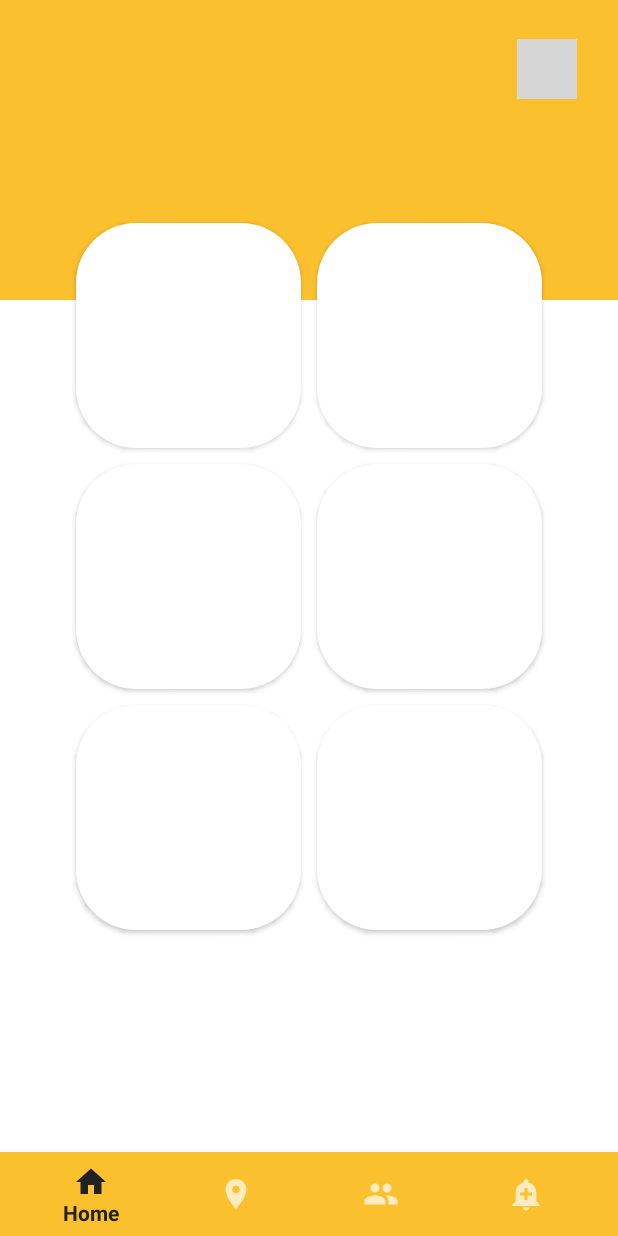
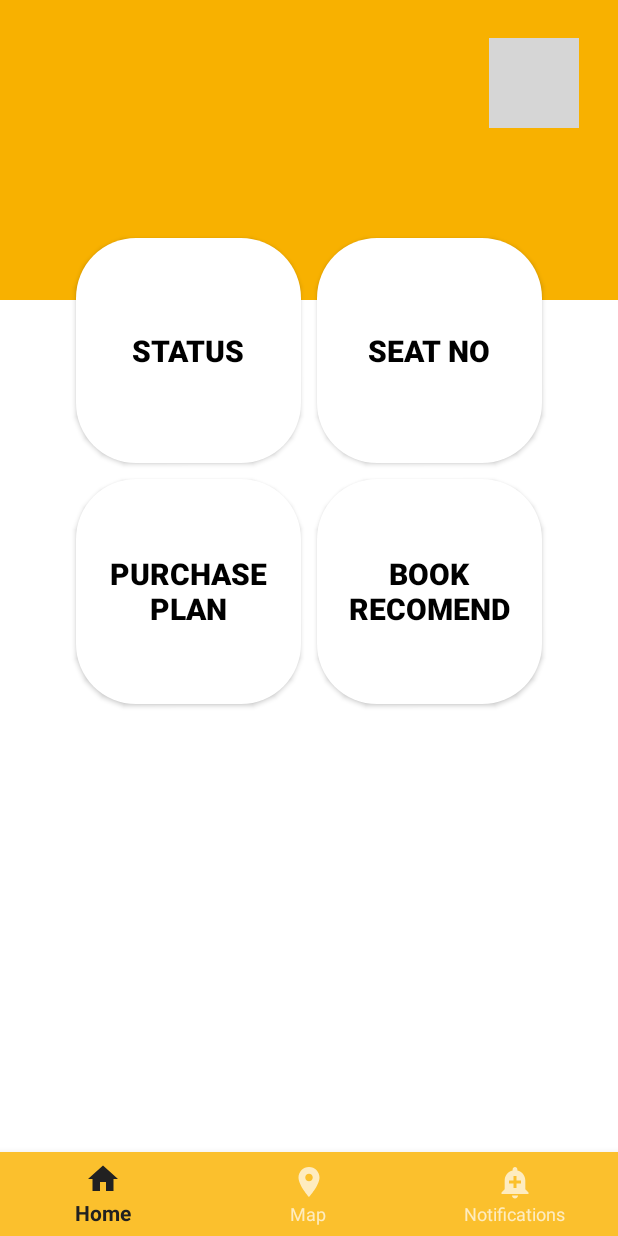
Before and after one commit to AmulPandey/Library_Bee, an Android app: the screen it shows after launch once a user with an empty profile is signed in (MainActivity), on a phone screen of 412 x 824 dp. Run offline under Robolectric (Android 15) with nearby library versions, the phone set to English and light mode, and no system bars; our stand-ins replace Firebase (no records; nobody signed in at launch, a user with empty details on screens opened directly); libraries missing offline, so code that uses them is left out: com.stripe.android; plain views replace CircularImageView; 1 statement that could not run was skipped; grey boxes are pictures that could not be loaded.

```diff
--- a/app/build.gradle
+++ b/app/build.gradle
@@ -37,9 +37,11 @@ dependencies {
     implementation 'androidx.constraintlayout:constraintlayout:2.1.4'
     implementation 'com.google.android.gms:play-services-maps:18.2.0'
     implementation 'com.google.firebase:firebase-auth:22.3.1'
+    implementation 'com.google.firebase:firebase-database:20.3.1'
     testImplementation 'junit:junit:4.13.2'
     androidTestImplementation 'androidx.test.ext:junit:1.1.5'
     androidTestImplementation 'androidx.test.espresso:espresso-core:3.5.1'
     implementation'com.airbnb.android:lottie:6.0.0'
-    implementation'com.mikhaellopez:circularimageview:4.3.1'
+    implementation 'com.stripe:stripe-android:20.21.0'
+
 }
--- a/app/src/main/java/com/example/LibraryBee/contact.java
+++ b/app/src/main/java/com/example/LibraryBee/contact.java
@@ -30,7 +30,6 @@ public class contact extends Fragment {
 
         RecyclerView recyclerView = view.findViewById(R.id.recontact);
         add = view.findViewById(R.id.add);
-
         // Initialize the adapter before using it
         adapter = new RecyclerContactadapter(requireContext(), arrcontact);
 
--- a/app/src/main/java/com/example/LibraryBee/home.java
+++ b/app/src/main/java/com/example/LibraryBee/home.java
@@ -1,63 +1,40 @@
 package com.example.LibraryBee;
 
-import android.annotation.SuppressLint;
 import android.content.Intent;
 import android.os.Bundle;
 import android.view.LayoutInflater;
 import android.view.View;
 import android.view.ViewGroup;
+import android.widget.Button;
 import android.widget.ImageView;
-
-import androidx.appcompat.app.AlertDialog;
 import androidx.fragment.app.Fragment;
-
-import com.google.firebase.auth.FirebaseAuth;
-
 public class home extends Fragment {
 
-    private FirebaseAuth auth;
-
-    @SuppressLint("MissingInflatedId")
     @Override
     public View onCreateView(LayoutInflater inflater, ViewGroup container, Bundle savedInstanceState) {
         View view = inflater.inflate(R.layout.fragment_home, container, false);
 
-        auth = FirebaseAuth.getInstance();
+        // Correctly find the ImageView
+        ImageView homeProfile = view.findViewById(R.id.homepro);
+        Button btn3 = view.findViewById(R.id.btn3);
 
-        ImageView homeProfile = view.findViewById(R.id.ama);
+        // Set click listener and start activity
         homeProfile.setOnClickListener(new View.OnClickListener() {
             @Override
             public void onClick(View v) {
-                // Display the logout confirmation dialog
-                showLogoutDialog();
+                Intent intent = new Intent(getActivity(), HomeProfile.class); // Use getActivity() to get activity context
+                startActivity(intent); // Start the new activity
             }
         });
 
-        // Rest of your code...
+        btn3.setOnClickListener(new View.OnClickListener() {
+            @Override
+            public void onClick(View v) {
+                Intent intent = new Intent(getActivity(), paymentActivity.class); // Use getActivity() to get activity context
+                startActivity(intent); // Start the new activity
+            }
+        });
 
         return view;
     }
-
-    private void showLogoutDialog() {
-        // Use the Builder class for convenient dialog construction
-        AlertDialog.Builder builder = new AlertDialog.Builder(requireContext());
-        builder.setTitle("Logout")
-                .setMessage("Are you sure you want to logout?")
-                .setPositiveButton("Logout", (dialog, which) -> {
-                    // Sign out
-                    auth.signOut();
-
-                    // Redirect to the login page
-                    requireActivity().startActivity(new Intent(requireActivity(), Login.class));
-                    requireActivity().finish(); // Close MainActivity
-                })
-                .setNegativeButton("Cancel", (dialog, which) -> {
-                    // User clicked Cancel, do nothing
-                });
-
-        // Create the AlertDialog object and show it
-        builder.create().show();
-    }
-
-    // Rest of your code...
 }
--- a/app/src/main/res/drawable/background_dashboard.xml
+++ b/app/src/main/res/drawable/background_dashboard.xml
@@ -1,8 +1,11 @@
 <layer-list xmlns:android="http://schemas.android.com/apk/res/android" >
-    <item android:bottom="20dp">
+    <item android:bottom="20dp"
+        >
         <shape android:shape="rectangle" >
             <size android:height="100dp" />
-            <solid android:color="#FBC02D" />
+            <solid android:color="#F8B100"
+                />
+
         </shape>
     </item>
 
--- a/app/src/main/res/layout/fragment_home.xml
+++ b/app/src/main/res/layout/fragment_home.xml
@@ -14,22 +14,13 @@
         android:background="@drawable/background_dashboard"
         tools:context=".HomeFragment">
 
-        <!--        <com.mikhaellopez.circularimageview.CircularImageView-->
-        <!--            android:id="@+id/homeProfile"-->
-        <!--            android:layout_width="62dp"-->
-        <!--            android:layout_marginTop="15dp"-->
-        <!--            android:layout_marginRight="15dp"-->
-        <!--            android:layout_height="62dp"-->
-        <!--            android:src="@drawable/profile"-->
-        <!--            app:layout_constraintEnd_toEndOf="parent"-->
-        <!--            app:layout_constraintTop_toTopOf="parent"-->
-        <!--            />-->
+
 
         <ImageView
-            android:id="@+id/ama"
-            android:layout_width="40dp"
-            android:layout_height="40dp"
-            android:src="@drawable/logout"
+            android:id="@+id/homepro"
+            android:layout_width="60dp"
+            android:layout_height="60dp"
+            android:src="@drawable/editpro"
             app:layout_constraintBottom_toBottomOf="parent"
             app:layout_constraintEnd_toEndOf="parent"
             app:layout_constraintHorizontal_bias="0.927"
@@ -42,11 +33,13 @@
             android:layout_width="wrap_content"
             android:layout_height="wrap_content"
             android:columnCount="2"
-            android:rowCount="3"
+            android:rowCount="2"
             app:layout_constraintBottom_toBottomOf="parent"
             app:layout_constraintEnd_toEndOf="parent"
             app:layout_constraintStart_toStartOf="parent"
-            app:layout_constraintTop_toTopOf="parent">
+            app:layout_constraintTop_toTopOf="parent"
+            app:layout_constraintVertical_bias="0.343"
+            tools:ignore="ExtraText">
 
             <Button
                 android:id="@+id/btn1"
@@ -55,9 +48,11 @@
                 android:layout_row="0"
                 android:layout_column="0"
                 android:layout_margin="5dp"
+                android:text="status"
+                android:textColor="@color/black"
                 android:background="@drawable/custom_btn"
                 android:contentDescription="btn"
-                android:textSize="40sp"
+                android:textSize="20sp"
                 android:textStyle="bold" />
 
             <Button
@@ -67,9 +62,11 @@
                 android:layout_row="0"
                 android:layout_column="1"
                 android:layout_margin="5dp"
+                android:text="seat no"
+                android:textColor="@color/black"
                 android:background="@drawable/custom_btn"
                 android:contentDescription="btn"
-                android:textSize="40sp"
+                android:textSize="20sp"
                 android:textStyle="bold" />
 
             <Button
@@ -79,9 +76,11 @@
                 android:layout_row="1"
                 android:layout_column="0"
                 android:layout_margin="5dp"
+                android:text="Purchase\nPlan"
+                android:textColor="@color/black"
                 android:background="@drawable/custom_btn"
                 android:contentDescription="btn"
-                android:textSize="40sp"
+                android:textSize="20sp"
                 android:textStyle="bold" />
 
             <Button
@@ -93,32 +92,12 @@
                 android:layout_margin="5dp"
                 android:background="@drawable/custom_btn"
                 android:contentDescription="btn"
-                android:textSize="40sp"
+                android:text="book\nRecomend"
+                android:textColor="@color/black"
+                android:textSize="20sp"
                 android:textStyle="bold" />
 
-            <Button
-                android:id="@+id/btn5"
-                android:layout_width="150dp"
-                android:layout_height="150dp"
-                android:layout_row="2"
-                android:layout_column="0"
-                android:layout_margin="5dp"
-                android:background="@drawable/custom_btn"
-                android:contentDescription="btn"
-                android:textSize="40sp"
-                android:textStyle="bold" />
-
-            <Button
-                android:id="@+id/btn6"
-                android:layout_width="150dp"
-                android:layout_height="150dp"
-                android:layout_row="2"
-                android:layout_column="1"
-                android:layout_margin="5dp"
-                android:background="@drawable/custom_btn"
-                android:contentDescription="btn"
-                android:textSize="40sp"
-                android:textStyle="bold" />
+            />
 
         </GridLayout>
 
--- a/app/src/main/res/menu/nav_items.xml
+++ b/app/src/main/res/menu/nav_items.xml
@@ -13,10 +13,10 @@
         app:showAsAction="collapseActionView"/>
 
 
-    <item android:id="@+id/nav_members"
-        android:icon="@drawable/ic_menu_memberlist"
-        android:title="Members"
-        app:showAsAction="collapseActionView"/>
+<!--    <item android:id="@+id/nav_members"-->
+<!--        android:icon="@drawable/ic_menu_memberlist"-->
+<!--        android:title="Members"-->
+<!--        app:showAsAction="collapseActionView"/>-->
 
 
 
```
Also changed, not shown: app/src/main/AndroidManifest.xml (+16 -3 lines), app/src/main/java/com/example/LibraryBee/HomeProfile.java (added, +59 -0 lines), app/src/main/java/com/example/LibraryBee/MainActivity.java (+6 -3 lines), app/src/main/java/com/example/LibraryBee/Signup.java (+34 -4 lines), app/src/main/java/com/example/LibraryBee/User.java (added, +44 -0 lines), app/src/main/java/com/example/LibraryBee/paymentActivity.java (added, +131 -0 lines), app/src/main/res/layout/activity_home_profile.xml (added, +67 -0 lines), app/src/main/res/layout/activity_payment.xml (added, +21 -0 lines), app/src/main/res/layout/activity_signup.xml (+18 -1 lines), app/src/main/res/layout/fragment_notificatios.xml (+7 -2 lines), app/src/main/res/drawable/home_back.jpg (added), app/src/main/res/drawable/purchase_logo.png (added), 1 other file.
